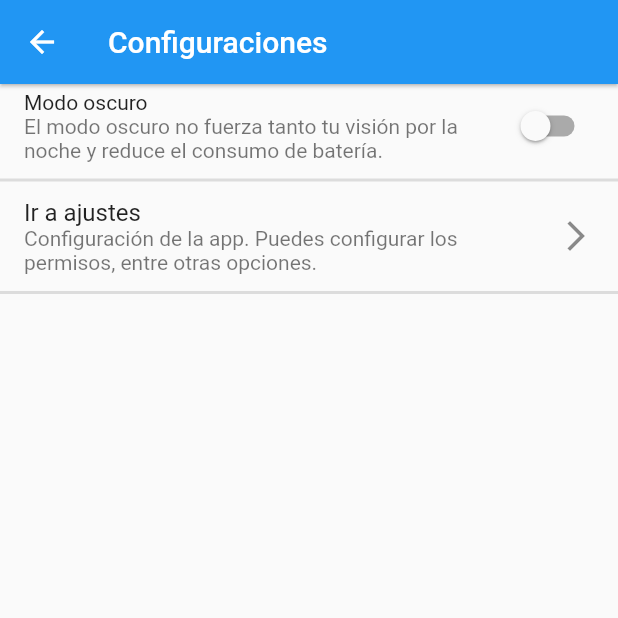
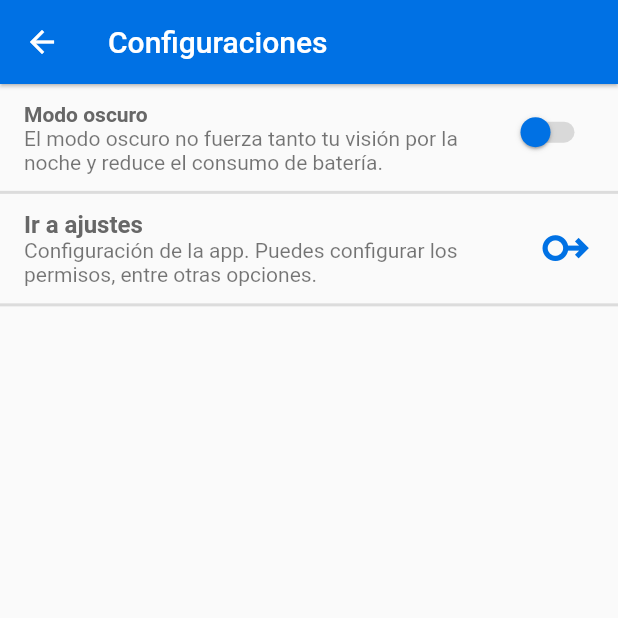
Before and after one commit to CheloK4nt/stretcher_app, a Flutter app: the OptionsScreen screen opened directly, on a phone screen of 412 x 824 dp, the top half of it. Run offline on Flutter 3.47's test engine with Material 2 defaults, Android fonts, the phone set to English and light mode, and no system bars; our stand-ins replace flutter_blue_plus, location, permission_handler, shared_preferences; missing offline and left inert: bluetooth_enable_fork; accounts and stored records are empty.

Commit message:
HotFix - OptionsScreen text

```diff
--- a/lib/pages/bt_permission_page/bt_permission_page.dart
+++ b/lib/pages/bt_permission_page/bt_permission_page.dart
@@ -1,8 +1,6 @@
-import 'package:exhalapp/pages/homepage/homepage.dart';
 import 'package:exhalapp/widgets/bt_permission_page/bt_denied.dart';
 import 'package:exhalapp/widgets/bt_permission_page/bt_granted.dart';
 import 'package:flutter/material.dart';
-import 'package:flutter_blue_plus/flutter_blue_plus.dart';
 import 'package:permission_handler/permission_handler.dart';
 
 class BTPermissionPage extends StatefulWidget {
--- a/lib/pages/homepage/screens/find_devices_screen.dart
+++ b/lib/pages/homepage/screens/find_devices_screen.dart
@@ -1,6 +1,3 @@
-import 'dart:io';
-
-import 'package:bluetooth_enable_fork/bluetooth_enable_fork.dart';
 import 'package:exhalapp/widgets.dart';
 import 'package:flutter/material.dart';
 import 'package:flutter_blue_plus/flutter_blue_plus.dart';
@@ -13,7 +10,7 @@ class FindDevicesScreen extends StatelessWidget {
   Widget build(BuildContext context) {
     return Scaffold(
       appBar: AppBar(
-        backgroundColor: Color(0xFF0071E4),
+        backgroundColor: const Color(0xFF0071E4),
         title: const Text("Lista de dispositivos"),
       ),
       body: RefreshIndicator(
--- a/lib/pages/homepage/screens/options_screen.dart
+++ b/lib/pages/homepage/screens/options_screen.dart
@@ -15,6 +15,7 @@ class _OptionsScreenState extends State<OptionsScreen> {
     return Center(
       child: Scaffold(
         appBar: AppBar(
+          backgroundColor: const Color(0xFF0071E4),
           elevation: 1,
           title: const Text('Configuraciones'),
         ),
--- a/lib/widgets/bt_permission_page/bt_granted.dart
+++ b/lib/widgets/bt_permission_page/bt_granted.dart
@@ -1,5 +1,3 @@
-import 'dart:ffi';
-
 import 'package:exhalapp/widgets/bt_permission_page/bt_granted/bt_loading.dart';
 import 'package:exhalapp/widgets/bt_permission_page/bt_granted/bt_off.dart';
 import 'package:exhalapp/widgets/bt_permission_page/bt_granted/bt_on.dart';
--- a/lib/widgets/bt_permission_page/bt_granted/bt_loading.dart
+++ b/lib/widgets/bt_permission_page/bt_granted/bt_loading.dart
@@ -45,7 +45,7 @@ class _BtLoadingWidgetsState extends State<BtLoadingWidgets> {
                     Icon(
                       Icons.bluetooth_disabled_outlined,
                       size: height * 0.2,
-                      color: Color(0xFFA8A9A9),
+                      color: const Color(0xFFA8A9A9),
                     ),
                     Positioned(
                       left: width * 0.28,
--- a/lib/widgets/bt_permission_page/bt_granted/bt_off.dart
+++ b/lib/widgets/bt_permission_page/bt_granted/bt_off.dart
@@ -49,7 +49,7 @@ class _BtOffWidgetsState extends State<BtOffWidgets> {
                     Icon(
                       Icons.bluetooth_disabled_outlined,
                       size: height * 0.2,
-                      color: Color(0xFFA8A9A9),
+                      color: const Color(0xFFA8A9A9),
                     ),
                     Positioned(
                       left: width * 0.28,
@@ -58,7 +58,7 @@ class _BtOffWidgetsState extends State<BtOffWidgets> {
                       Icon(
                         Icons.highlight_off,
                         size: height * 0.05,
-                        color: Color(0xFF7A7A7A),
+                        color: const Color(0xFF7A7A7A),
                       ),
                     )
                   ],
--- a/lib/widgets/homepage/options_screen/dark_mode_sw.dart
+++ b/lib/widgets/homepage/options_screen/dark_mode_sw.dart
@@ -26,11 +26,18 @@ class _DarkModeSwitchState extends State<DarkModeSwitch> {
   @override
   Widget build(BuildContext context) {
     return SwitchListTile(
+      inactiveThumbColor: const Color(0xFF0071E4),
+      inactiveTrackColor: const Color(0xFFD9D9D9),
       value: _darkMode,
-      title: const Text(
-        'Modo oscuro',
-        style: TextStyle(
-          fontSize: 14
+      title: Padding(
+        padding: EdgeInsets.only(top: MediaQuery.of(context).size.height * 0.01),
+        child: const Text(
+          'Modo oscuro',
+          style: TextStyle(
+            color: Color(0xFF676767),
+            fontSize: 14,
+            fontWeight: FontWeight.bold
+          ),
         ),
       ),
       subtitle: const Text(
--- a/lib/widgets/homepage/options_screen/open_app_settings.dart
+++ b/lib/widgets/homepage/options_screen/open_app_settings.dart
@@ -12,9 +12,19 @@ class _OpenAppSettingsState extends State<OpenAppSettings> {
   @override
   Widget build(BuildContext context) {
     return ListTile(
-      title: Text("Ir a ajustes"),
-      subtitle: Text("Configuración de la app. Puedes configurar los permisos, entre otras opciones."),
-      trailing: Icon(Icons.arrow_forward_ios_outlined),
+      title: const Text(
+        "Ir a ajustes",
+        style: TextStyle(
+        fontWeight: FontWeight.bold,
+        color: Color(0xFF676767)
+        ),
+      ),
+      subtitle: const Text("Configuración de la app. Puedes configurar los permisos, entre otras opciones."),
+      trailing: Icon(
+        Icons.swipe_right_alt_outlined,
+        size: MediaQuery.of(context).size.height * 0.05,
+        color: const Color(0xFF0071E4),
+      ),
       onTap: () => openAppSettings(),
     );
   }
```
Also changed, not shown: lib/pages/homepage/homepage.dart (+6 -6 lines), lib/widgets/bt_permission_page/bt_granted/bt_on.dart (+4 -4 lines), 4 other files.
